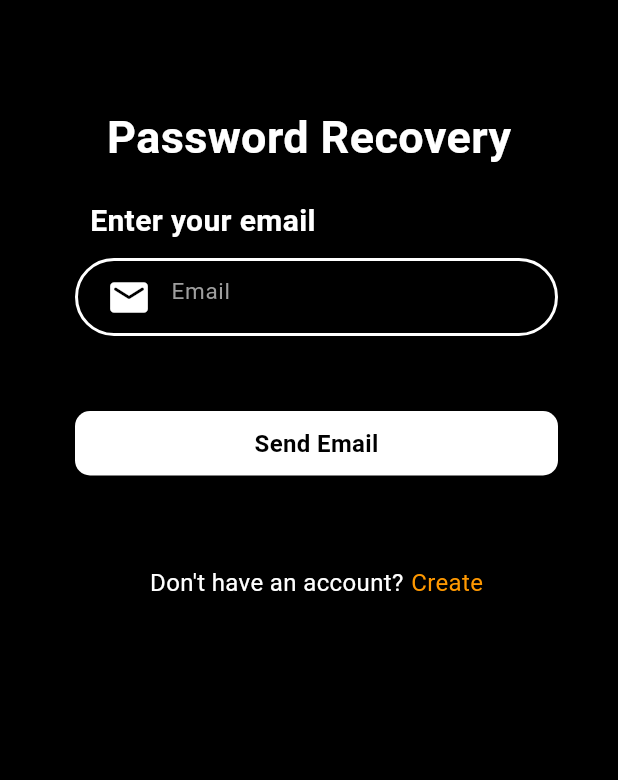
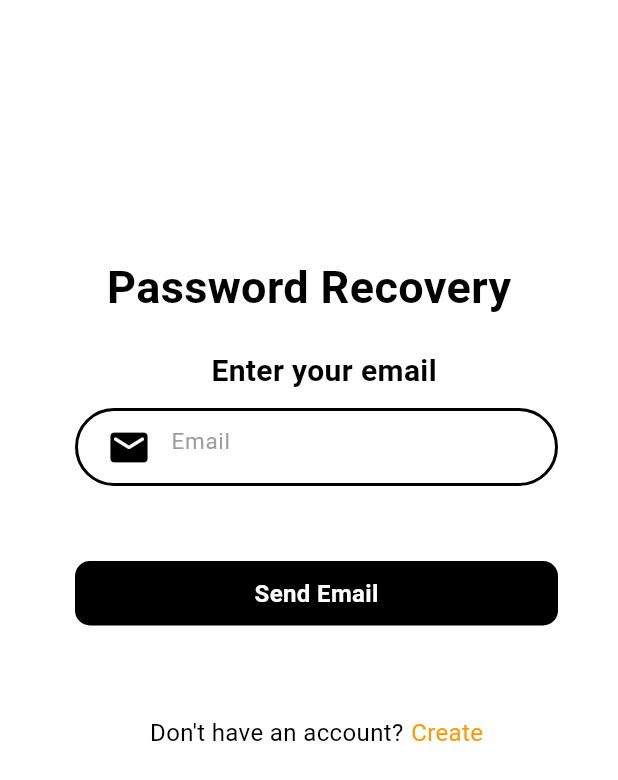
Before and after one commit to rishika1620/smakosz, a Flutter app: the ForgotPassword screen opened directly, on a phone screen of 412 x 824 dp. Shown: the top 780 px of the screen. Run offline on Flutter 3.47's test engine with Material 3 defaults, Android fonts, the light colour scheme and no system bars; our stand-ins replace cloud_firestore, curved_navigation_bar, firebase_auth, firebase_core, firebase_storage, google_fonts and 3 more; missing offline and left inert: cloudinary, flutter_stripe; accounts and stored records are empty.

Commit message:
2nd Commit

```diff
--- a/lib/Screens/forgot_password.dart
+++ b/lib/Screens/forgot_password.dart
@@ -40,15 +40,15 @@ class _ForgotPasswordState extends State<ForgotPassword> {
   @override
   Widget build(BuildContext context) {
     return Scaffold(
-      backgroundColor: Colors.black,
+      backgroundColor: Colors.white,
       body: Container(
         child: Column(
           children: [
-            SizedBox(height: 70,),
+            SizedBox(height: 170,),
             Container(
               alignment: Alignment.topCenter,
               child: Text("Password Recovery", style: TextStyle(
-                color: Colors.white,
+                color: Colors.black,
                 fontSize: 30,
                 fontWeight: FontWeight.bold,
               ),),
@@ -59,11 +59,13 @@ class _ForgotPasswordState extends State<ForgotPassword> {
               margin: EdgeInsets.symmetric(horizontal: 40),
               padding: EdgeInsets.only(left: 20, bottom: 10),
               alignment: Alignment.topLeft,
-              child: Text("Enter your email", style: TextStyle(
-                color: Colors.white,
-                fontSize: 20,
-                fontWeight: FontWeight.bold,
-              ),),
+              child: Center(
+                child: Text("Enter your email", style: TextStyle(
+                  color: Colors.black,
+                  fontSize: 20,
+                  fontWeight: FontWeight.bold,
+                ),),
+              ),
             ),
 
             Expanded(
@@ -77,7 +79,7 @@ class _ForgotPasswordState extends State<ForgotPassword> {
                             margin: EdgeInsets.symmetric(horizontal: 40),
                             padding: EdgeInsets.only(left: 10) ,
                             decoration: BoxDecoration(
-                              border: Border.all(color: Colors.white, width: 2),
+                              border: Border.all(color: Colors.black, width: 2),
                               borderRadius: BorderRadius.circular(30),
                             ),
                             child: TextFormField(
@@ -89,7 +91,7 @@ class _ForgotPasswordState extends State<ForgotPassword> {
                                 return null;
                               },
                               style: TextStyle(
-                                color: Colors.white,
+                                color: Colors.black,
                               ),
 
                               decoration: InputDecoration(
@@ -100,7 +102,7 @@ class _ForgotPasswordState extends State<ForgotPassword> {
                                 ),
                                 prefixIcon: Icon(
                                     Icons.email_rounded,
-                                  color: Colors.white,
+                                  color: Colors.black,
                                   size: 30.0,
                                 ),
                                 border: InputBorder.none,
@@ -123,12 +125,12 @@ class _ForgotPasswordState extends State<ForgotPassword> {
                                     margin: EdgeInsets.symmetric(vertical: 10, horizontal: 40),
                                     padding: EdgeInsets.all(10),
                                     decoration: BoxDecoration(
-                                      color: Colors.white,
+                                      color: Colors.black,
                                       borderRadius: BorderRadius.circular(10),
                                     ),
                                     child: Center(
                                       child: Text("Send Email", style: TextStyle(
-                                        color: Colors.black,
+                                        color: Colors.white,
                                         fontSize: 16,
                                         fontWeight: FontWeight.bold,
                                       ),),
@@ -142,7 +144,7 @@ class _ForgotPasswordState extends State<ForgotPassword> {
                               Text("Don't have an account?", style: TextStyle(
                                 fontSize: 16,
                                 fontWeight: FontWeight.w400,
-                                color: Colors.white,
+                                color: Colors.black,
                               ),),
                               SizedBox(width: 5,),
                               GestureDetector(
```
Also changed, not shown: lib/Screens/login.dart (+5 -8 lines), lib/Screens/sign_up.dart (+14 -14 lines).
